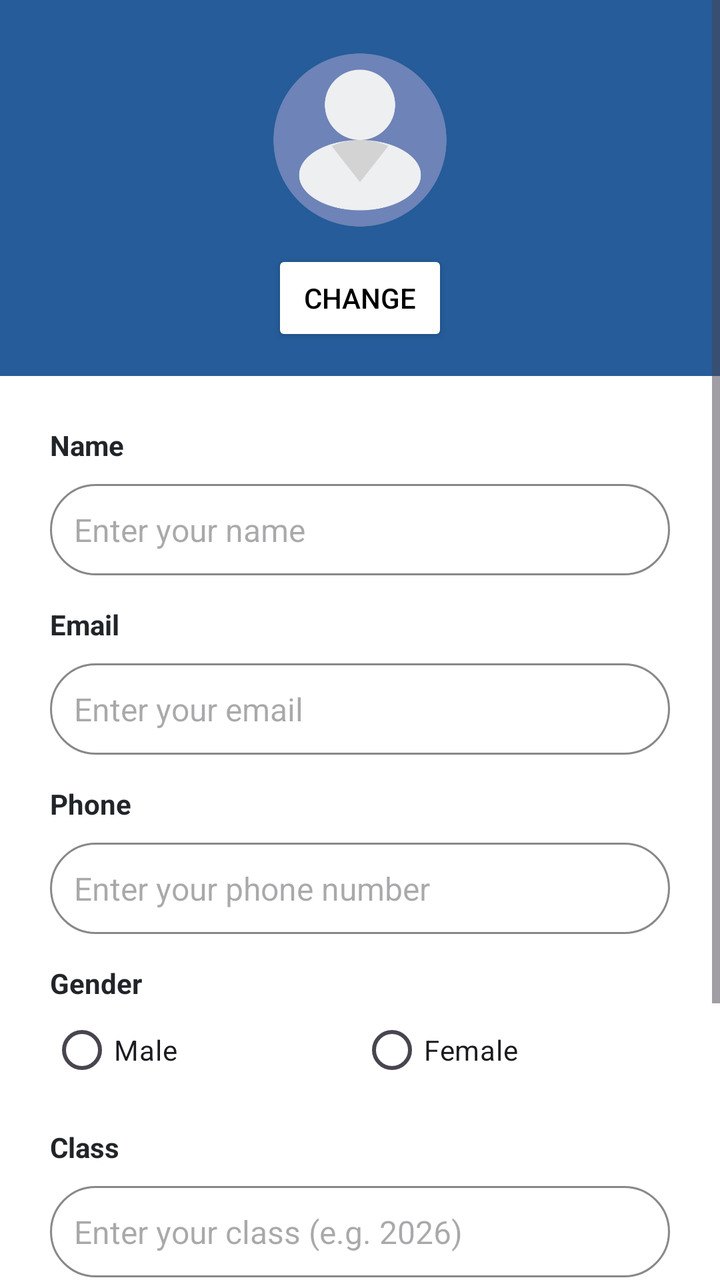
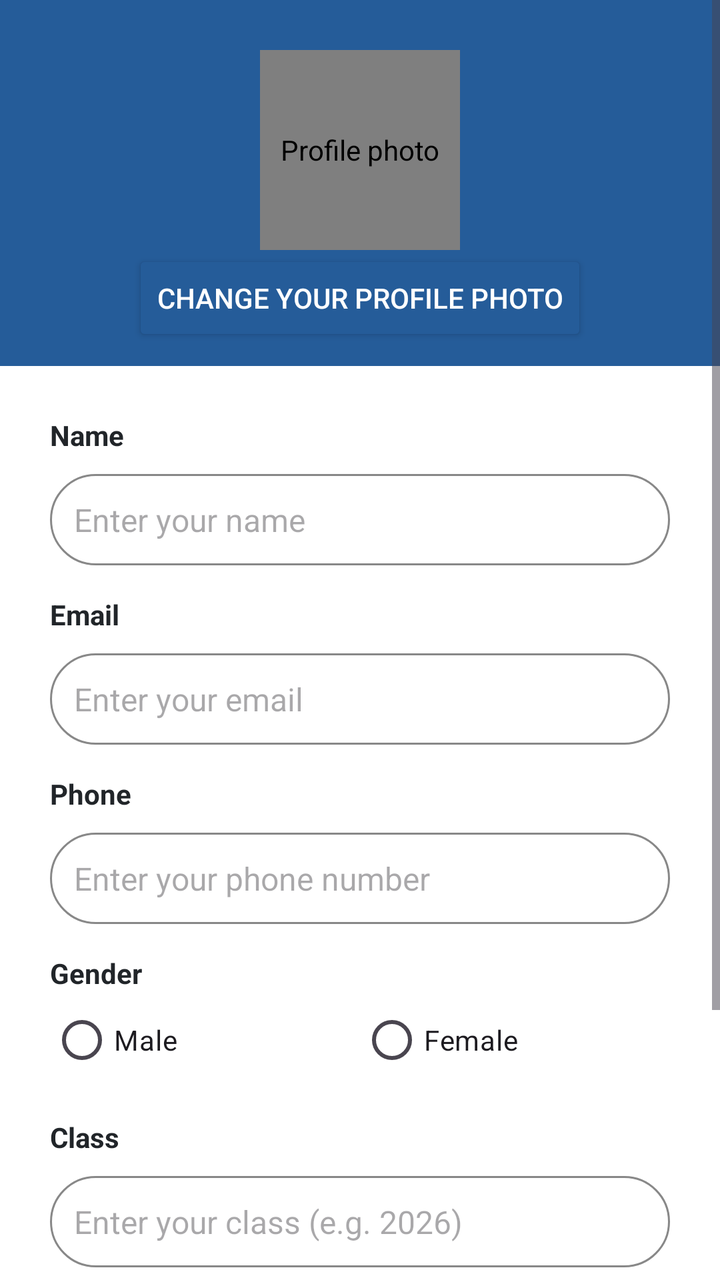

Compare the two renders of this Android layout. The source of the first and the diff that turns it into the second are given below.
<!-- AndroidManifest.xml: application theme Theme.MyRuns -->
<!-- res/layout/activity_profile.xml -->
<?xml version="1.0" encoding="utf-8"?>
<ScrollView xmlns:android="http://schemas.android.com/apk/res/android"
    android:layout_width="match_parent"
    android:layout_height="match_parent"
    >

    <LinearLayout
        android:layout_width="match_parent"
        android:layout_height="wrap_content"
        android:orientation="vertical">

        <LinearLayout
            android:layout_width="match_parent"
            android:layout_height="wrap_content"
            android:gravity="center"
            android:orientation="vertical"
            android:background="@color/prussian_blue"
            android:paddingTop="25dp"
            android:paddingBottom="15dp">

            <ImageView
                android:id="@+id/profile_photo_imageView"
                android:layout_width="90dp"
                android:layout_height="90dp"
                android:contentDescription="@string/contentDescription"
                android:src="@drawable/default_profile_avatar"
                android:background="@drawable/circle_image_background"/>

            <Button
                android:layout_width="wrap_content"
                android:layout_height="wrap_content"
                android:backgroundTint="@color/white"
                android:text="@string/changeButton"
                android:textColor="@color/black"
                android:layout_marginTop="10dp"/>
        </LinearLayout>

        <LinearLayout
            android:layout_width="match_parent"
            android:layout_height="wrap_content"
            android:orientation="vertical"
            android:padding="25dp">
            
            <TextView
                android:layout_width="match_parent"
                android:layout_height="wrap_content"
                android:id="@+id/name_textView"
                android:text="@string/name"
                style="@style/FormLabel"/>
            <EditText
                android:layout_width="match_parent"
                android:layout_height="wrap_content"
                android:id="@+id/name_editText"
                android:hint="@string/hint_name"
                android:inputType="textPersonName"
                android:autofillHints="name"
                style="@style/RoundedInputField"/>

            
            <TextView
                android:layout_width="match_parent"
                android:layout_height="wrap_content"
                android:id="@+id/email_textView"
                android:text="@string/email"
                android:layout_marginTop="15dp"
                style="@style/FormLabel"/>
            <EditText
                android:layout_width="match_parent"
                android:layout_height="wrap_content"
                android:id="@+id/email_editText"
                android:hint="@string/hint_email"
                android:inputType="textEmailAddress"
                android:autofillHints="emailAddress"
                style="@style/RoundedInputField"/>

            
            <TextView
                android:layout_width="match_parent"
                android:layout_height="wrap_content"
                android:id="@+id/phone_textView"
                android:text="@string/phone"
                android:layout_marginTop="15dp"
                style="@style/FormLabel"/>
            <EditText
                android:layout_width="match_parent"
                android:layout_height="wrap_content"
                android:id="@+id/phone_editText"
                android:hint="@string/hint_phone"
                android:inputType="phone"
                android:autofillHints="phone"
                style="@style/RoundedInputField"/>

            
            <TextView
                android:layout_width="match_parent"
                android:layout_height="wrap_content"
                android:id="@+id/gender_textView"
                android:text="@string/gender"
                android:layout_marginTop="15dp"
                style="@style/FormLabel" />
            <RadioGroup
                android:layout_width="match_parent"
                android:layout_height="wrap_content"
                android:orientation="horizontal">
                <RadioButton
                    android:id="@+id/male_radioButton"
                    android:layout_width="0dp"
                    android:layout_height="wrap_content"
                    android:layout_weight="1"
                    android:text="@string/male" />

                <RadioButton
                    android:id="@+id/female_radioButton"
                    android:layout_width="0dp"
                    android:layout_height="wrap_content"
                    android:layout_weight="1"
                    android:text="@string/female" />
            </RadioGroup>

            
            <TextView
                android:layout_width="match_parent"
                android:layout_height="wrap_content"
                android:id="@+id/class_textView"
                android:text="@string/classOf"
                android:layout_marginTop="15dp"
                style="@style/FormLabel"/>
            <EditText
                android:layout_width="match_parent"
                android:layout_height="wrap_content"
                android:id="@+id/class_editText"
                android:hint="@string/hint_class"
                android:inputType="number"
                android:importantForAutofill="no"
                style="@style/RoundedInputField"/>

            
            <TextView
                android:layout_width="match_parent"
                android:layout_height="wrap_content"
                android:id="@+id/major_textView"
                android:text="@string/major"
                android:layout_marginTop="15dp"
                style="@style/FormLabel"/>
            <EditText
                android:layout_width="match_parent"
                android:layout_height="wrap_content"
                android:id="@+id/major_editText"
                android:hint="@string/hint_major"
                android:inputType="text"
                android:importantForAutofill="no"
                style="@style/RoundedInputField"/>

            
            <LinearLayout
                style="?android:attr/buttonBarStyle"
                android:layout_width="match_parent"
                android:layout_height="wrap_content"
                android:orientation="horizontal"
                android:layout_marginTop="15dp">

                <Button
                    android:id="@+id/save_button"
                    style="?android:attr/buttonBarButtonStyle"
                    android:layout_width="0dp"
                    android:layout_height="wrap_content"
                    android:layout_weight="1"
                    android:text="@string/save"
                    android:backgroundTint="@color/prussian_blue"
                    android:textColor="@color/white"/>

                <Button
                    android:id="@+id/cancel_button"
                    style="?android:attr/buttonBarButtonStyle"
                    android:layout_width="0dp"
                    android:layout_height="wrap_content"
                    android:layout_weight="1"
                    android:text="@string/cancel"
                    android:backgroundTint="@color/gray"
                    android:textColor="@color/white"/>
            </LinearLayout>
        </LinearLayout>
    </LinearLayout>
</ScrollView>
<!-- resources referenced by this layout -->
<resources>
  <color name="black">#FF000000</color>
  <color name="gray">#FF888888</color>"
  <color name="prussian_blue">#255C99</color>
  <color name="white">#FFFFFFFF</color>
  <!-- drawable circle_image_background (drawable) -->
  <?xml version="1.0" encoding="utf-8"?>
  <shape xmlns:android="http://schemas.android.com/apk/res/android"
      android:shape="oval">
      <solid android:color="@color/white" />
      <stroke
          android:width="2dp"
          android:color="@color/prussian_blue" />
  </shape>
  <!-- drawable default_profile_avatar: png bitmap (drawable, 25050 bytes) -->
  <string name="cancel">Cancel</string>"
  <string name="changeButton">Change</string>
  <string name="classOf">Class</string>
  <string name="contentDescription">Profile photo</string>
  <string name="email">Email</string>
  <string name="female">Female</string>
  <string name="gender">Gender</string>
  <string name="hint_class">Enter your class (e.g. 2026)</string>
  <string name="hint_email">Enter your email</string>
  <string name="hint_major">Enter your major</string>
  <string name="hint_name">Enter your name</string>
  <string name="hint_phone">Enter your phone number</string>
  <string name="major">Major</string>
  <string name="male">Male</string>
  <string name="name">Name</string>
  <string name="phone">Phone</string>
  <string name="save">Save</string>
  <style name="FormLabel">
          <item name="android:layout_width">match_parent</item>
          <item name="android:layout_height">wrap_content</item>
          <item name="android:textColor">#212529</item>
          <item name="android:textStyle">bold</item>
      </style>
  <style name="RoundedInputField" parent="FormInput">
          <item name="android:background">@drawable/rounded_input_background</item>
          <item name="android:layout_height">52dp</item>
          <item name="android:paddingStart">20dp</item>
          <item name="android:paddingEnd">20dp</item>
          <item name="android:textColor">#212529</item>
          <item name="android:textSize">16sp</item>
      </style>
  <style name="Theme.MyRuns" parent="Base.Theme.MyRuns" />
  <style name="FormInput">
          <item name="android:layout_width">match_parent</item>
          <item name="android:layout_height">wrap_content</item>
          <item name="android:padding">12dp</item>
          <item name="android:layout_marginTop">10dp</item>
      </style>
  <!-- drawable rounded_input_background (drawable) -->
  <?xml version="1.0" encoding="utf-8"?>
  <shape xmlns:android="http://schemas.android.com/apk/res/android"
      android:shape="rectangle">
  
      <solid android:color="@color/white" />
  
      <stroke
          android:width="1dp"
          android:color="@color/gray" />
  
      <corners android:radius="100dp" />
  </shape>
  <style name="Base.Theme.MyRuns" parent="Theme.Material3.DayNight.NoActionBar">
          
          <item name="colorPrimary">@color/prussian_blue</item>
          <item name="android:windowBackground">@color/white</item>
      </style>
</resources>

<!-- the commit's change to res/layout/activity_profile.xml (unified diff, before → after) -->
@@ -16,23 +16,26 @@
             android:orientation="vertical"
             android:background="@color/prussian_blue"
             android:paddingTop="25dp"
-            android:paddingBottom="15dp">
+            android:paddingBottom="10dp">
 
-            <ImageView
+
+            <de.hdodenhof.circleimageview.CircleImageView
+                xmlns:app="http://schemas.android.com/apk/res-auto"
                 android:id="@+id/profile_photo_imageView"
-                android:layout_width="90dp"
-                android:layout_height="90dp"
+                android:layout_width="100dp"
+                android:layout_height="100dp"
                 android:contentDescription="@string/contentDescription"
                 android:src="@drawable/default_profile_avatar"
-                android:background="@drawable/circle_image_background"/>
+                app:civ_border_width="2dp"
+                app:civ_border_color="@color/prussian_blue"/>
 
             <Button
+                android:id="@+id/profile_photo_button"
                 android:layout_width="wrap_content"
                 android:layout_height="wrap_content"
-                android:backgroundTint="@color/white"
+                android:backgroundTint="@color/prussian_blue"
                 android:text="@string/changeButton"
-                android:textColor="@color/black"
-                android:layout_marginTop="10dp"/>
+                android:textColor="@color/white"/>
         </LinearLayout>
 
         <LinearLayout
@@ -101,7 +104,8 @@
             <RadioGroup
                 android:layout_width="match_parent"
                 android:layout_height="wrap_content"
-                android:orientation="horizontal">
+                android:orientation="horizontal"
+                android:id="@+id/gender_radioGroup">
                 <RadioButton
                     android:id="@+id/male_radioButton"
                     android:layout_width="0dp"
<!-- resource entries referenced after the edit -->
@@ -1,21 +1,11 @@
 <!-- resources referenced by this layout -->
 <resources>
-  <color name="black">#FF000000</color>
   <color name="gray">#FF888888</color>"
   <color name="prussian_blue">#255C99</color>
   <color name="white">#FFFFFFFF</color>
-  <!-- drawable circle_image_background (drawable) -->
-  <?xml version="1.0" encoding="utf-8"?>
-  <shape xmlns:android="http://schemas.android.com/apk/res/android"
-      android:shape="oval">
-      <solid android:color="@color/white" />
-      <stroke
-          android:width="2dp"
-          android:color="@color/prussian_blue" />
-  </shape>
   <!-- drawable default_profile_avatar: png bitmap (drawable, 25050 bytes) -->
   <string name="cancel">Cancel</string>"
-  <string name="changeButton">Change</string>
+  <string name="changeButton">Change your profile photo</string>
   <string name="classOf">Class</string>
   <string name="contentDescription">Profile photo</string>
   <string name="email">Email</string>
